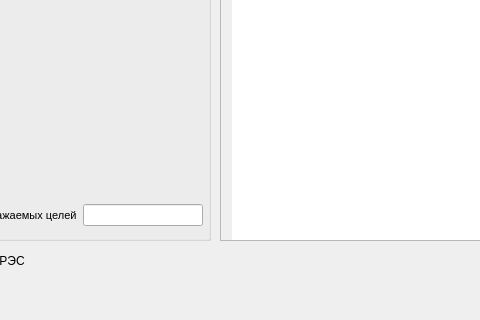
This is mainwindow.ui in businessausage/v22 as Qt 5 draws it before an edit; both pictures show x 180 to 660 and y 310 to 630 of the 800 by 630 pixel window. The edited form follows.
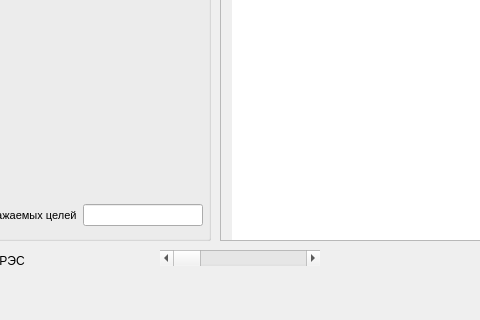
This is the edited form.

```diff
--- a/mainwindow.ui
+++ b/mainwindow.ui
@@ -599,6 +599,19 @@
      <string>Возможность поражения всех РЭС</string>
     </property>
    </widget>
+   <widget class="QScrollBar" name="horizontalScrollBar">
+    <property name="geometry">
+     <rect>
+      <x>340</x>
+      <y>560</y>
+      <width>160</width>
+      <height>16</height>
+     </rect>
+    </property>
+    <property name="orientation">
+     <enum>Qt::Horizontal</enum>
+    </property>
+   </widget>
   </widget>
   <widget class="QMenuBar" name="menubar">
    <property name="geometry">
```
